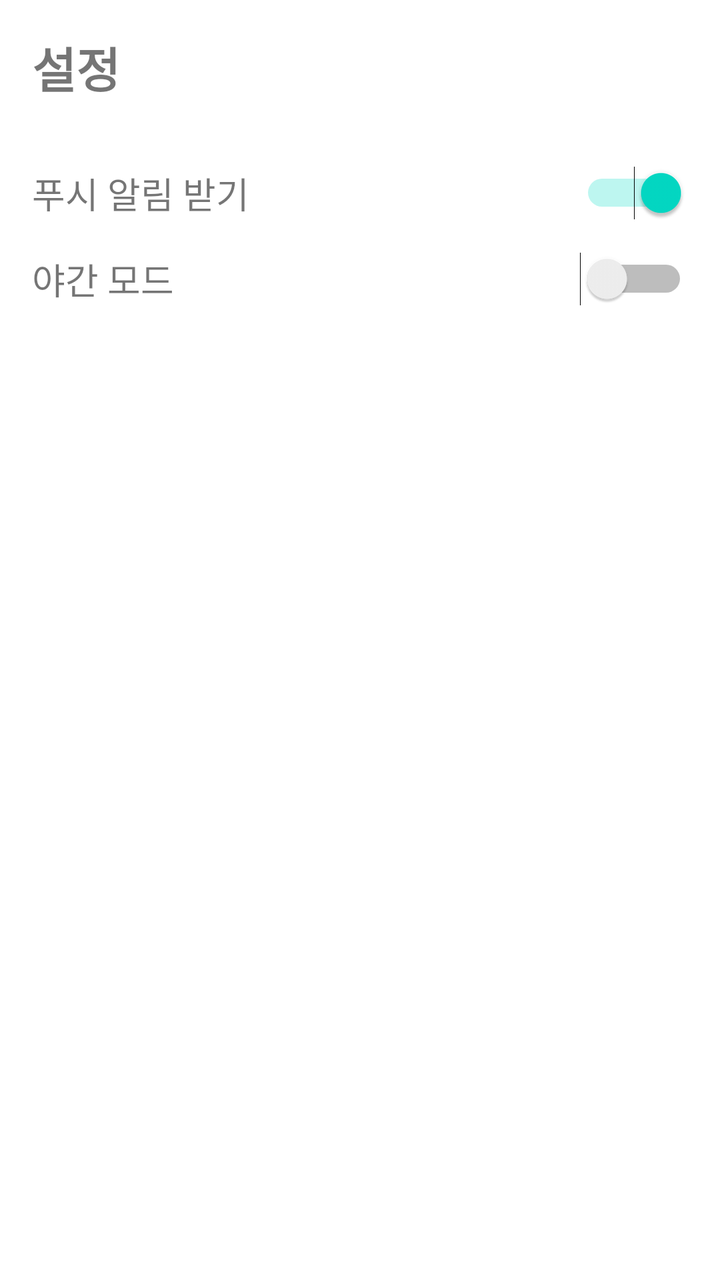
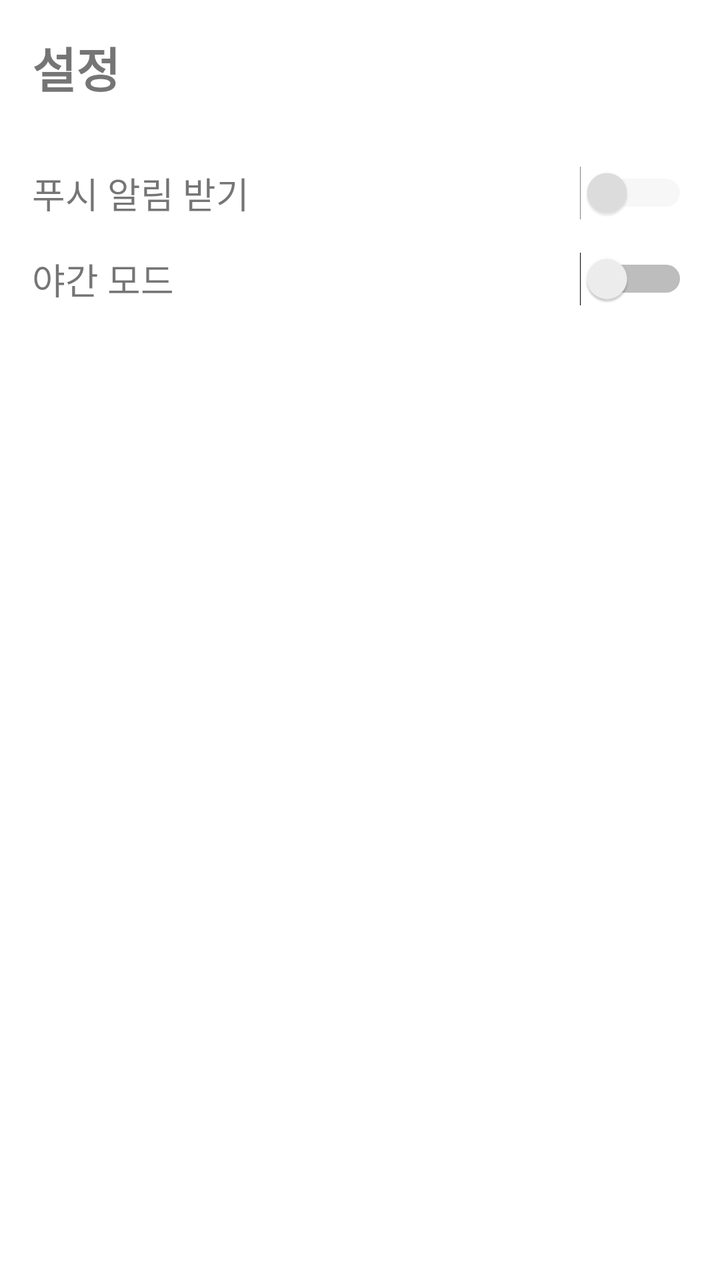

Compare the two renders of this Android layout. The source of the first and the diff that turns it into the second are given below.
<!-- AndroidManifest.xml: application theme Theme.SocialMyMap -->
<!-- res/layout/activity_settings.xml -->
<?xml version="1.0" encoding="utf-8"?>
<LinearLayout xmlns:android="http://schemas.android.com/apk/res/android"
    android:layout_width="match_parent"
    android:layout_height="match_parent"
    android:orientation="vertical"
    android:padding="16dp">

    <TextView
        android:layout_width="wrap_content"
        android:layout_height="wrap_content"
        android:text="설정"
        android:textSize="24sp"
        android:textStyle="bold"
        android:layout_marginBottom="24dp"/>

    <LinearLayout
        android:layout_width="match_parent"
        android:layout_height="wrap_content"
        android:orientation="horizontal"
        android:gravity="center_vertical"
        android:paddingTop="8dp"
        android:paddingBottom="8dp">
        <TextView
            android:layout_width="0dp"
            android:layout_height="wrap_content"
            android:layout_weight="1"
            android:text="푸시 알림 받기"
            android:textSize="18sp"/>
        <Switch
            android:layout_width="wrap_content"
            android:layout_height="wrap_content"
            android:checked="true"/>
    </LinearLayout>

    <LinearLayout
        android:layout_width="match_parent"
        android:layout_height="wrap_content"
        android:orientation="horizontal"
        android:gravity="center_vertical"
        android:paddingTop="8dp"
        android:paddingBottom="8dp">
        <TextView
            android:layout_width="0dp"
            android:layout_height="wrap_content"
            android:layout_weight="1"
            android:text="야간 모드"
            android:textSize="18sp"/>
        <Switch
            android:layout_width="wrap_content"
            android:layout_height="wrap_content"/>
    </LinearLayout>

</LinearLayout>
<!-- resources referenced by this layout -->
<resources>
  <style name="Theme.SocialMyMap" parent="Theme.MaterialComponents.DayNight.DarkActionBar">
          
          <item name="colorPrimary">@color/blue_500</item>
          <item name="colorPrimaryVariant">@color/blue_700</item>
          <item name="colorOnPrimary">@color/white</item>
          
          <item name="colorSecondary">@color/teal_200</item>
          <item name="colorSecondaryVariant">@color/teal_700</item>
          <item name="colorOnSecondary">@color/black</item>
          
          <item name="android:statusBarColor" tools:targetApi="l">?attr/colorPrimaryVariant</item>
          
  
          
          <item name="android:windowDrawsSystemBarBackgrounds">true</item>
          <item name="android:statusBarColor">@android:color/transparent</item>
          <item name="android:navigationBarColor">@android:color/transparent</item>
          <item name="android:windowLightStatusBar">true</item>
          <item name="android:windowLightNavigationBar" tools:targetApi="o_mr1">true</item>
      </style>
  <color name="blue_500">#2196F3</color>
  <color name="blue_700">#1976D2</color>
  <color name="white">#FFFFFFFF</color>
  <color name="teal_200">#FF03DAC5</color>
  <color name="teal_700">#FF018786</color>
  <color name="black">#FF000000</color>
</resources>

<!-- the commit's change to res/layout/activity_settings.xml (unified diff, before → after) -->
@@ -27,9 +27,12 @@
             android:text="푸시 알림 받기"
             android:textSize="18sp"/>
         <Switch
+            android:id="@+id/switch_push_notification"
             android:layout_width="wrap_content"
             android:layout_height="wrap_content"
-            android:checked="true"/>
+            android:checked="false"
+            android:enabled="false"
+            android:alpha="0.5"/>
     </LinearLayout>
 
     <LinearLayout
@@ -46,6 +49,7 @@
             android:text="야간 모드"
             android:textSize="18sp"/>
         <Switch
+            android:id="@+id/switch_dark_mode"
             android:layout_width="wrap_content"
             android:layout_height="wrap_content"/>
     </LinearLayout>
